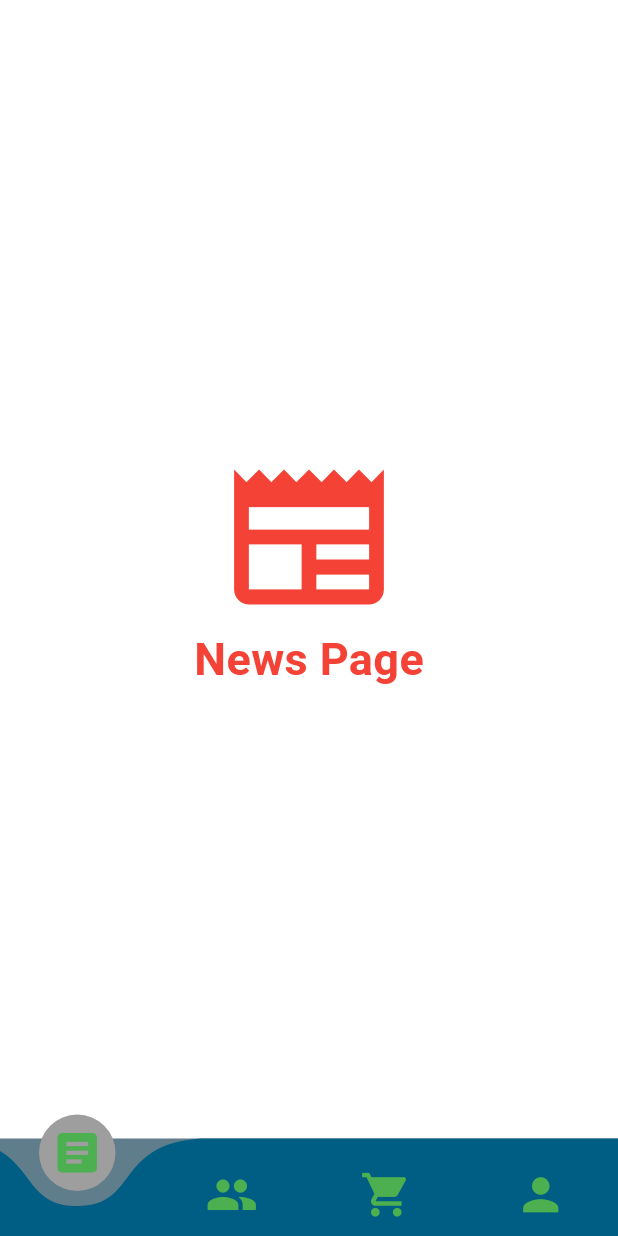
After one commit to Omar-Kaddoura/insight_App, a Flutter app: the HomePageWithNavigation screen opened by its route, on a phone screen of 412 x 824 dp. The commit adds this screen. Run offline on Flutter 3.47's test engine with Material 3 defaults, Android fonts, the phone set to English and light mode, and no system bars; drawn by our look-alikes of curved_navigation_bar; our stand-ins replace flutter_secure_storage; accounts and stored records are empty.

Commit message:
added bottom navigation bar

```diff
--- /dev/null
+++ b/lib/BottomNavigationBarPages/News.dart
@@ -0,0 +1,28 @@
+import 'package:flutter/material.dart';
+
+class News extends StatelessWidget {
+  const News({super.key});
+
+  @override
+  Widget build(BuildContext context) {
+    return Container(
+      decoration: BoxDecoration(color: Colors.white),
+      child: Column(
+        crossAxisAlignment: CrossAxisAlignment.center,
+        mainAxisAlignment: MainAxisAlignment.center,
+        children: const [
+          Icon(
+            Icons.newspaper,
+            size: 120,
+            color: Colors.red,
+          ),
+          Text(
+            'News Page',
+            style: TextStyle(
+                color: Colors.red, fontSize: 30, fontWeight: FontWeight.w700),
+          )
+        ],
+      ),
+    );
+  }
+}
--- /dev/null
+++ b/lib/BottomNavigationBarPages/home_with_navigation.dart
@@ -0,0 +1,78 @@
+import 'package:flutter/material.dart';
+import 'package:curved_navigation_bar/curved_navigation_bar.dart';
+import 'package:insight/BottomNavigationBarPages/News.dart';
+import 'package:insight/BottomNavigationBarPages/Profile.dart';
+import 'package:insight/BottomNavigationBarPages/Shop.dart';
+import 'package:insight/BottomNavigationBarPages/Social.dart';
+
+class HomePageWithNavigation extends StatefulWidget {
+  @override
+  _HomePageWithNavigationState createState() => _HomePageWithNavigationState();
+}
+
+class _HomePageWithNavigationState extends State<HomePageWithNavigation> {
+  final _pageController = PageController();
+  int _selectedIndex = 0;
+
+  @override
+  void dispose() {
+    _pageController.dispose();
+    super.dispose();
+  }
+
+  @override
+  Widget build(BuildContext context) {
+    return Scaffold(
+      body: PageView(
+        controller: _pageController,
+        onPageChanged: (index) {
+          setState(() {
+            _selectedIndex = index;
+          });
+        },
+        children: const <Widget>[
+          News(),
+          Social(),
+          Shop(),
+          ProfilePage(),
+        ],
+      ),
+      bottomNavigationBar: CurvedNavigationBar(
+        backgroundColor: Colors.blueGrey,
+        buttonBackgroundColor: Colors.grey,
+        color: const Color(0xFF005E84),
+        height: 65,
+        index: _selectedIndex,
+        items: const <Widget>[
+          Icon(
+            Icons.article,
+            size: 35,
+            color: Colors.green,
+          ),
+          Icon(
+            Icons.people,
+            size: 35,
+            color: Colors.green,
+          ),
+          Icon(
+            Icons.shopping_cart,
+            size: 35,
+            color: Colors.green,
+          ),
+          Icon(
+            Icons.person,
+            size: 35,
+            color: Colors.green,
+          ),
+        ],
+        onTap: (index) {
+          _pageController.animateToPage(
+            index,
+            duration: const Duration(milliseconds: 300),
+            curve: Curves.easeOut,
+          );
+        },
+      ),
+    );
+  }
+}
--- a/lib/Pages/Authentication/login_page.dart
+++ b/lib/Pages/Authentication/login_page.dart
@@ -21,6 +21,7 @@ class _LoginScreenState extends State<LoginScreen> {
 
     if (token != null) {
       await _storage.write(key: 'jwt', value: token);
+      Navigator.pushReplacementNamed(context, '/home');
       print('Login successful, token stored.');
     } else {
       // Show an error message
--- a/pubspec.yaml
+++ b/pubspec.yaml
@@ -39,6 +39,7 @@ dependencies:
   # Use with the CupertinoIcons class for iOS style icons.
   cupertino_icons: ^1.0.6
   provider:
+  curved_navigation_bar: ^1.0.6
 
 dev_dependencies:
   flutter_test:
```
Also changed, not shown: lib/BottomNavigationBarPages/Profile.dart (added, +27 -0 lines), lib/BottomNavigationBarPages/Shop.dart (added, +28 -0 lines), lib/BottomNavigationBarPages/Social.dart (added, +28 -0 lines), lib/main.dart (+10 -4 lines), pubspec.lock.
